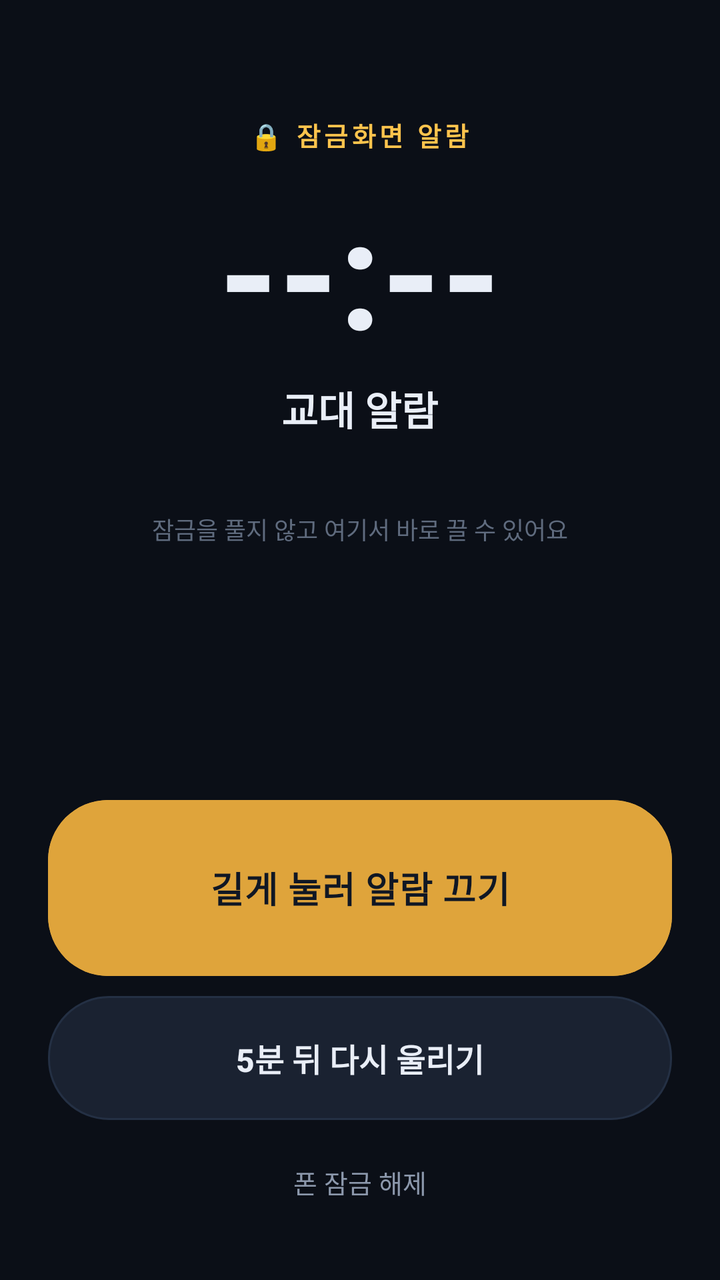
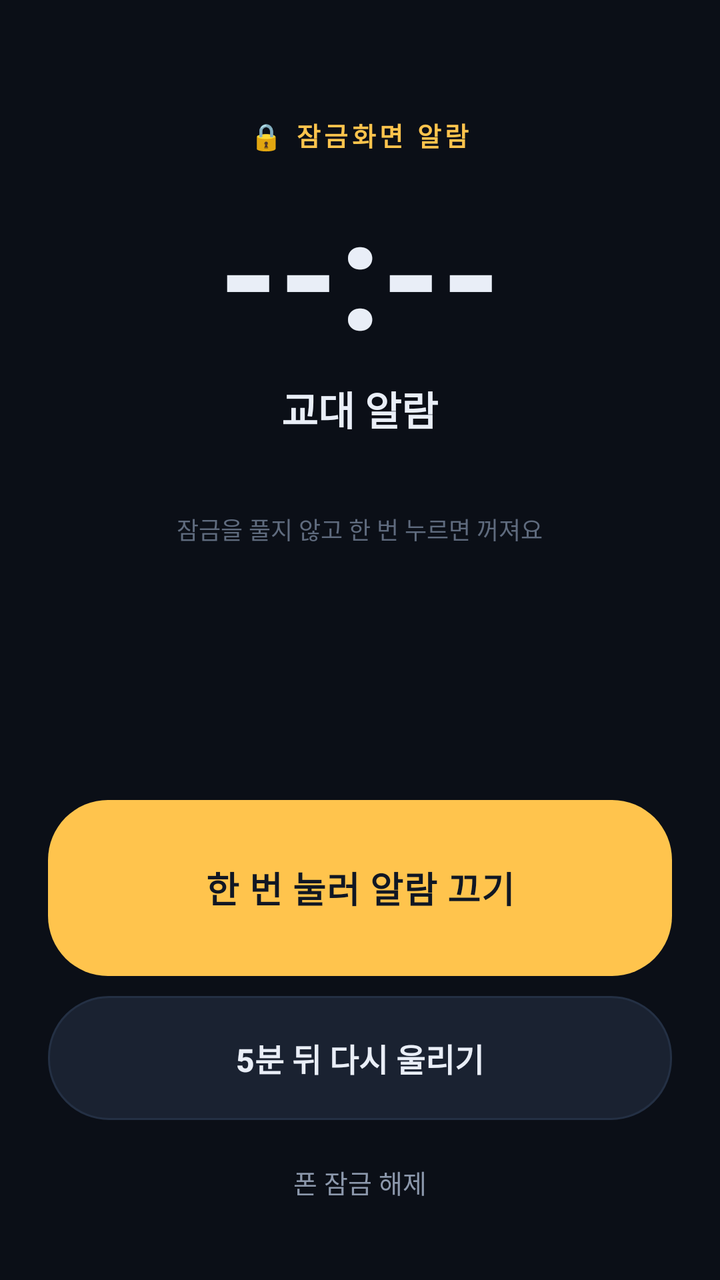

The first picture is an Android layout as it rendered before a commit; the second is the same layout after the commit. The layout source and the unified diff follow.
<!-- AndroidManifest.xml: activity theme AlarmTheme -->
<!-- res/layout/activity_alarm.xml -->
<?xml version="1.0" encoding="utf-8"?>
<LinearLayout xmlns:android="http://schemas.android.com/apk/res/android"
    android:layout_width="match_parent"
    android:layout_height="match_parent"
    android:background="@color/bg"
    android:gravity="center_horizontal"
    android:orientation="vertical"
    android:paddingStart="24dp"
    android:paddingTop="58dp"
    android:paddingEnd="24dp"
    android:paddingBottom="26dp">

    <TextView
        android:id="@+id/alarmBadge"
        android:layout_width="wrap_content"
        android:layout_height="wrap_content"
        android:letterSpacing="0.14"
        android:text="@string/alarm_badge"
        android:textColor="@color/amber"
        android:textSize="13sp"
        android:textStyle="bold" />

    <TextView
        android:id="@+id/alarmTime"
        android:layout_width="wrap_content"
        android:layout_height="wrap_content"
        android:layout_marginTop="8dp"
        android:text="--:--"
        android:textColor="@color/txt"
        android:textSize="76sp"
        android:textStyle="bold" />

    <TextView
        android:id="@+id/alarmLabel"
        android:layout_width="wrap_content"
        android:layout_height="wrap_content"
        android:layout_marginTop="4dp"
        android:text="@string/app_name"
        android:textColor="@color/txt"
        android:textSize="20sp"
        android:textStyle="bold" />

    <TextView
        android:id="@+id/alarmDate"
        android:layout_width="wrap_content"
        android:layout_height="wrap_content"
        android:layout_marginTop="7dp"
        android:text=""
        android:textColor="@color/dim"
        android:textSize="13sp" />

    <TextView
        android:id="@+id/alarmHint"
        android:layout_width="wrap_content"
        android:layout_height="wrap_content"
        android:layout_marginTop="12dp"
        android:gravity="center"
        android:text="@string/alarm_hint"
        android:textColor="@color/dim2"
        android:textSize="12sp" />

    <Space
        android:layout_width="match_parent"
        android:layout_height="0dp"
        android:layout_weight="1" />

    
    <FrameLayout
        android:id="@+id/stopBox"
        android:layout_width="match_parent"
        android:layout_height="88dp"
        android:background="@drawable/bg_pill_amber"
        android:clipToOutline="true"
        android:clickable="true"
        android:contentDescription="@string/btn_stop_hold"
        android:focusable="true">

        <View
            android:id="@+id/stopFill"
            android:layout_width="match_parent"
            android:layout_height="match_parent"
            android:background="@color/amber_fill" />

        <TextView
            android:id="@+id/stopLabel"
            android:layout_width="match_parent"
            android:layout_height="match_parent"
            android:gravity="center"
            android:letterSpacing="0.02"
            android:text="@string/btn_stop_hold"
            android:textColor="#101724"
            android:textSize="18sp"
            android:textStyle="bold" />
    </FrameLayout>

    <Button
        android:id="@+id/btnSnooze"
        android:layout_width="match_parent"
        android:layout_height="62dp"
        android:layout_marginTop="10dp"
        android:background="@drawable/bg_pill_dark"
        android:stateListAnimator="@null"
        android:text="@string/btn_snooze"
        android:textAllCaps="false"
        android:textColor="@color/txt"
        android:textSize="16sp"
        android:textStyle="bold" />

    <TextView
        android:id="@+id/alarmPermNote"
        android:layout_width="match_parent"
        android:layout_height="wrap_content"
        android:layout_marginTop="12dp"
        android:gravity="center"
        android:textColor="@color/amber2"
        android:textSize="11.5sp"
        android:visibility="gone" />

    <Button
        android:id="@+id/btnUnlock"
        android:layout_width="match_parent"
        android:layout_height="46dp"
        android:layout_marginTop="8dp"
        android:background="@android:color/transparent"
        android:stateListAnimator="@null"
        android:text="@string/btn_unlock"
        android:textAllCaps="false"
        android:textColor="@color/dim"
        android:textSize="13sp" />
</LinearLayout>
<!-- resources referenced by this layout -->
<resources>
  <color name="amber">#FFC44D</color>
  <color name="amber2">#FFB020</color>
  <color name="amber_fill">#FFDFA43B</color>
  <color name="bg">#0B0F17</color>
  <color name="dim">#8C98AC</color>
  <color name="dim2">#5F6B7E</color>
  <color name="txt">#E9EEF7</color>
  <!-- drawable bg_pill_amber (drawable) -->
  <?xml version="1.0" encoding="utf-8"?>
  <shape xmlns:android="http://schemas.android.com/apk/res/android"
      android:shape="rectangle">
      <solid android:color="@color/amber" />
      <corners android:radius="30dp" />
  </shape>
  <!-- drawable bg_pill_dark (drawable) -->
  <?xml version="1.0" encoding="utf-8"?>
  <shape xmlns:android="http://schemas.android.com/apk/res/android"
      android:shape="rectangle">
      <solid android:color="@color/card2" />
      <corners android:radius="30dp" />
      <stroke
          android:width="1dp"
          android:color="@color/line" />
  </shape>
  <string name="alarm_badge">\uD83D\uDD12 잠금화면 알람</string>
  <string name="alarm_hint">잠금을 풀지 않고 여기서 바로 끌 수 있어요</string>
  <string name="app_name">교대 알람</string>
  <string name="btn_snooze">5분 뒤 다시 울리기</string>
  <string name="btn_stop_hold">길게 눌러 알람 끄기</string>
  <string name="btn_unlock">폰 잠금 해제</string>
  <style name="AlarmTheme" parent="android:Theme.Material.NoActionBar">
          <item name="android:windowBackground">@color/bg</item>
          <item name="android:colorBackground">@color/bg</item>
          <item name="android:statusBarColor">@color/bg</item>
          <item name="android:navigationBarColor">@color/bg</item>
          <item name="android:windowShowWallpaper">false</item>
          <item name="android:windowNoTitle">true</item>
      </style>
  <color name="card2">#1A2231</color>
  <color name="line">#243044</color>
</resources>

<!-- the commit's change to res/layout/activity_alarm.xml (unified diff, before → after) -->
@@ -69,17 +69,10 @@
         android:id="@+id/stopBox"
         android:layout_width="match_parent"
         android:layout_height="88dp"
-        android:background="@drawable/bg_pill_amber"
-        android:clipToOutline="true"
+        android:background="@drawable/bg_stop_amber"
         android:clickable="true"
-        android:contentDescription="@string/btn_stop_hold"
+        android:contentDescription="@string/btn_stop"
         android:focusable="true">
-
-        <View
-            android:id="@+id/stopFill"
-            android:layout_width="match_parent"
-            android:layout_height="match_parent"
-            android:background="@color/amber_fill" />
 
         <TextView
             android:id="@+id/stopLabel"
@@ -87,7 +80,7 @@
             android:layout_height="match_parent"
             android:gravity="center"
             android:letterSpacing="0.02"
-            android:text="@string/btn_stop_hold"
+            android:text="@string/btn_stop"
             android:textColor="#101724"
             android:textSize="18sp"
             android:textStyle="bold" />
<!-- resource entries referenced after the edit -->
@@ -2,18 +2,10 @@
 <resources>
   <color name="amber">#FFC44D</color>
   <color name="amber2">#FFB020</color>
-  <color name="amber_fill">#FFDFA43B</color>
   <color name="bg">#0B0F17</color>
   <color name="dim">#8C98AC</color>
   <color name="dim2">#5F6B7E</color>
   <color name="txt">#E9EEF7</color>
-  <!-- drawable bg_pill_amber (drawable) -->
-  <?xml version="1.0" encoding="utf-8"?>
-  <shape xmlns:android="http://schemas.android.com/apk/res/android"
-      android:shape="rectangle">
-      <solid android:color="@color/amber" />
-      <corners android:radius="30dp" />
-  </shape>
   <!-- drawable bg_pill_dark (drawable) -->
   <?xml version="1.0" encoding="utf-8"?>
   <shape xmlns:android="http://schemas.android.com/apk/res/android"
@@ -24,11 +16,22 @@
           android:width="1dp"
           android:color="@color/line" />
   </shape>
+  <!-- drawable bg_stop_amber (drawable) -->
+  <?xml version="1.0" encoding="utf-8"?>
+  <ripple xmlns:android="http://schemas.android.com/apk/res/android"
+      android:color="#33000000">
+      <item>
+          <shape android:shape="rectangle">
+              <solid android:color="@color/amber" />
+              <corners android:radius="30dp" />
+          </shape>
+      </item>
+  </ripple>
   <string name="alarm_badge">\uD83D\uDD12 잠금화면 알람</string>
-  <string name="alarm_hint">잠금을 풀지 않고 여기서 바로 끌 수 있어요</string>
+  <string name="alarm_hint">잠금을 풀지 않고 한 번 누르면 꺼져요</string>
   <string name="app_name">교대 알람</string>
   <string name="btn_snooze">5분 뒤 다시 울리기</string>
-  <string name="btn_stop_hold">길게 눌러 알람 끄기</string>
+  <string name="btn_stop">한 번 눌러 알람 끄기</string>
   <string name="btn_unlock">폰 잠금 해제</string>
   <style name="AlarmTheme" parent="android:Theme.Material.NoActionBar">
           <item name="android:windowBackground">@color/bg</item>
